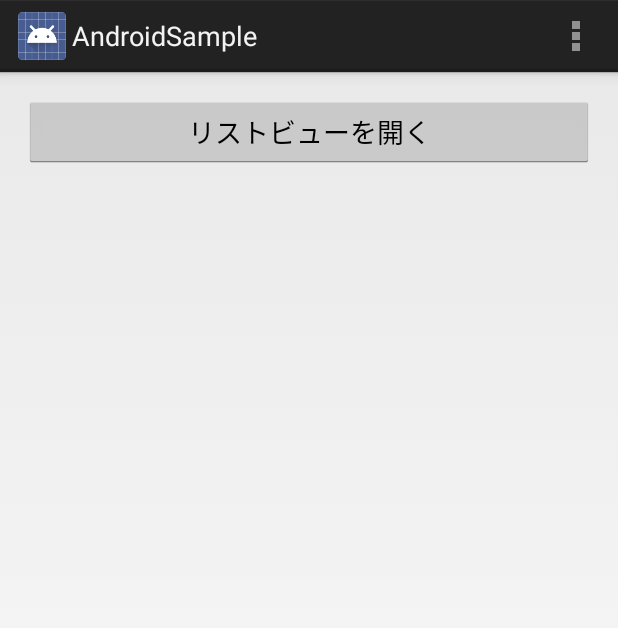
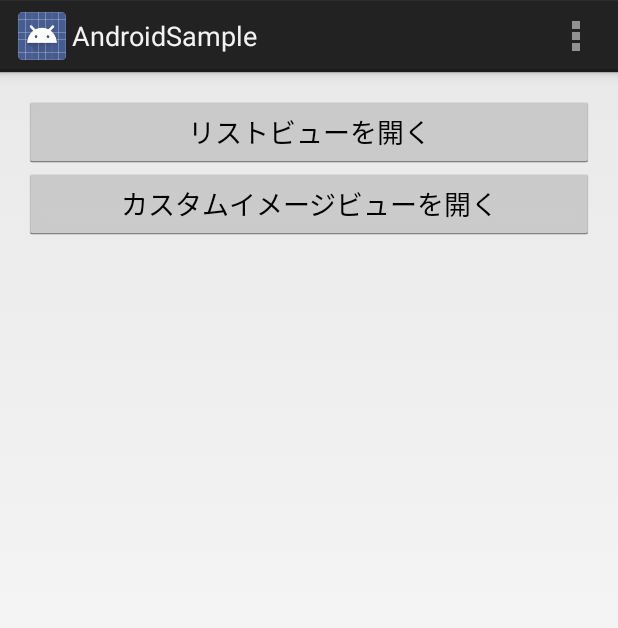
Before and after one commit to rei-m/android-samples, an Android app: the screen it shows after launch (IndexActivity), on a phone screen of 412 x 824 dp. Shown: the top 628 px of the screen. Run offline under Robolectric (Android 15) with nearby library versions, the phone set to English and light mode, and no system bars; pictures from the network do not load.

```diff
--- a/app/src/main/AndroidManifest.xml
+++ b/app/src/main/AndroidManifest.xml
@@ -20,6 +20,10 @@
             android:name=".activities.ListViewSampleActivity"
             android:label="@string/title_activity_list_view_sample" >
         </activity>
+        <activity
+            android:name=".activities.AsyncImageViewActivity"
+            android:label="@string/title_activity_async_image_view" >
+        </activity>
     </application>
 
     <uses-permission android:name="android.permission.INTERNET" />
--- a/app/src/main/java/me/rei_m/androidsample/IndexActivity.java
+++ b/app/src/main/java/me/rei_m/androidsample/IndexActivity.java
@@ -8,6 +8,7 @@ import android.view.MenuItem;
 import android.view.View;
 import android.widget.Button;
 
+import me.rei_m.androidsample.activities.AsyncImageViewActivity;
 import me.rei_m.androidsample.activities.ListViewSampleActivity;
 
 
@@ -31,6 +32,16 @@ public class IndexActivity extends Activity {
                 activity.startActivity(new Intent(activity, ListViewSampleActivity.class));
             }
         });
+
+        Button openCustomImageView = (Button) findViewById(R.id.open_customImageView);
+        openCustomImageView.setOnClickListener(new View.OnClickListener() {
+            @Override
+            public void onClick(View v) {
+                Intent intent = new Intent();
+                activity.startActivity(new Intent(activity, AsyncImageViewActivity.class));
+            }
+        });
+
     }
 
     @Override
--- a/app/src/main/res/layout/activity_index.xml
+++ b/app/src/main/res/layout/activity_index.xml
@@ -1,4 +1,4 @@
-<RelativeLayout xmlns:android="http://schemas.android.com/apk/res/android"
+<LinearLayout xmlns:android="http://schemas.android.com/apk/res/android"
     xmlns:tools="http://schemas.android.com/tools"
     android:layout_width="match_parent"
     android:layout_height="match_parent"
@@ -6,8 +6,8 @@
     android:paddingRight="@dimen/activity_horizontal_margin"
     android:paddingTop="@dimen/activity_vertical_margin"
     android:paddingBottom="@dimen/activity_vertical_margin"
-    tools:context=".IndexActivity">
-
+    tools:context=".IndexActivity"
+    android:orientation="vertical">
 
     <Button
         android:layout_width="match_parent"
@@ -16,4 +16,12 @@
         android:id="@+id/open_listView"
         android:layout_alignParentTop="true"
         android:layout_centerHorizontal="true" />
-</RelativeLayout>
+
+    <Button
+        android:layout_width="match_parent"
+        android:layout_height="wrap_content"
+        android:text="カスタムイメージビューを開く"
+        android:id="@+id/open_customImageView"
+        android:layout_alignParentTop="true"
+        android:layout_centerHorizontal="true" />
+</LinearLayout>
--- a/app/src/main/res/values/strings.xml
+++ b/app/src/main/res/values/strings.xml
@@ -5,5 +5,6 @@
     <string name="hello_world">Hello world!</string>
     <string name="action_settings">Settings</string>
     <string name="title_activity_list_view_sample">ListViewSampleActivity</string>
+    <string name="title_activity_async_image_view">AsyncImageViewActivity</string>
 
 </resources>
```
Also changed, not shown: app/src/main/java/me/rei_m/androidsample/activities/AsyncImageViewActivity.java (added, +77 -0 lines), app/src/main/java/me/rei_m/androidsample/utils/HttpAsyncImageLoader.java (added, +56 -0 lines), app/src/main/java/me/rei_m/androidsample/views/LoaderImageView.java (added, +51 -0 lines), app/src/main/res/layout/activity_async_image_view.xml (added, +7 -0 lines), app/src/main/res/layout/fragment_async_image_view.xml (added, +19 -0 lines), app/src/main/res/menu/async_image_view.xml (added, +8 -0 lines).
